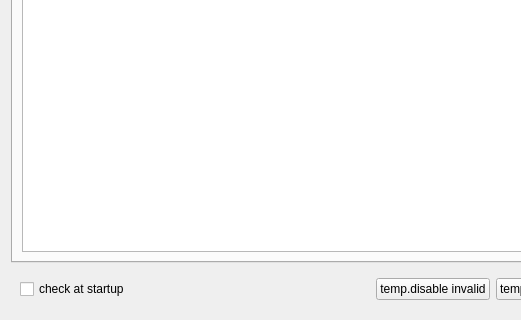
This is src/blackgui/components/aircraftmodelvalidationcomponent.ui in swift-project/pilotclient as Qt 5 draws it before an edit; both pictures show x 0 to 521 and y 160 to 480 of the 640 by 480 pixel window. The edited form follows.
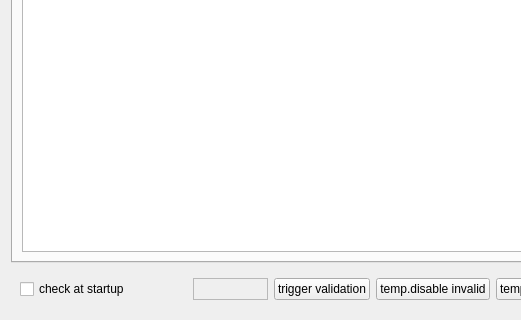
This is the edited form. Custom widgets are drawn as their Qt base class.

Commit message: Ref T515, validation dialog can trigger new validation

```diff
--- a/src/blackgui/components/aircraftmodelvalidationcomponent.ui
+++ b/src/blackgui/components/aircraftmodelvalidationcomponent.ui
@@ -88,6 +88,29 @@
         </property>
        </spacer>
       </item>
+      <item>
+       <widget class="BlackGui::Components::CSimulatorSelector" name="comp_Simulator">
+        <property name="minimumSize">
+         <size>
+          <width>75</width>
+          <height>0</height>
+         </size>
+        </property>
+        <property name="frameShape">
+         <enum>QFrame::StyledPanel</enum>
+        </property>
+        <property name="frameShadow">
+         <enum>QFrame::Raised</enum>
+        </property>
+       </widget>
+      </item>
+      <item>
+       <widget class="QPushButton" name="pb_TriggerValidation">
+        <property name="text">
+         <string>trigger validation</string>
+        </property>
+       </widget>
+      </item>
       <item>
        <widget class="QPushButton" name="pb_TempDisableInvalid">
         <property name="text">
@@ -119,6 +142,12 @@
    <header>blackgui/components/logcomponent.h</header>
    <container>1</container>
   </customwidget>
+  <customwidget>
+   <class>BlackGui::Components::CSimulatorSelector</class>
+   <extends>QFrame</extends>
+   <header>blackgui/components/simulatorselector.h</header>
+   <container>1</container>
+  </customwidget>
  </customwidgets>
  <resources/>
  <connections/>
```
Left out of the diff: 8 changed lines with no effect on the pictures. The commit also changes 2 other files.
